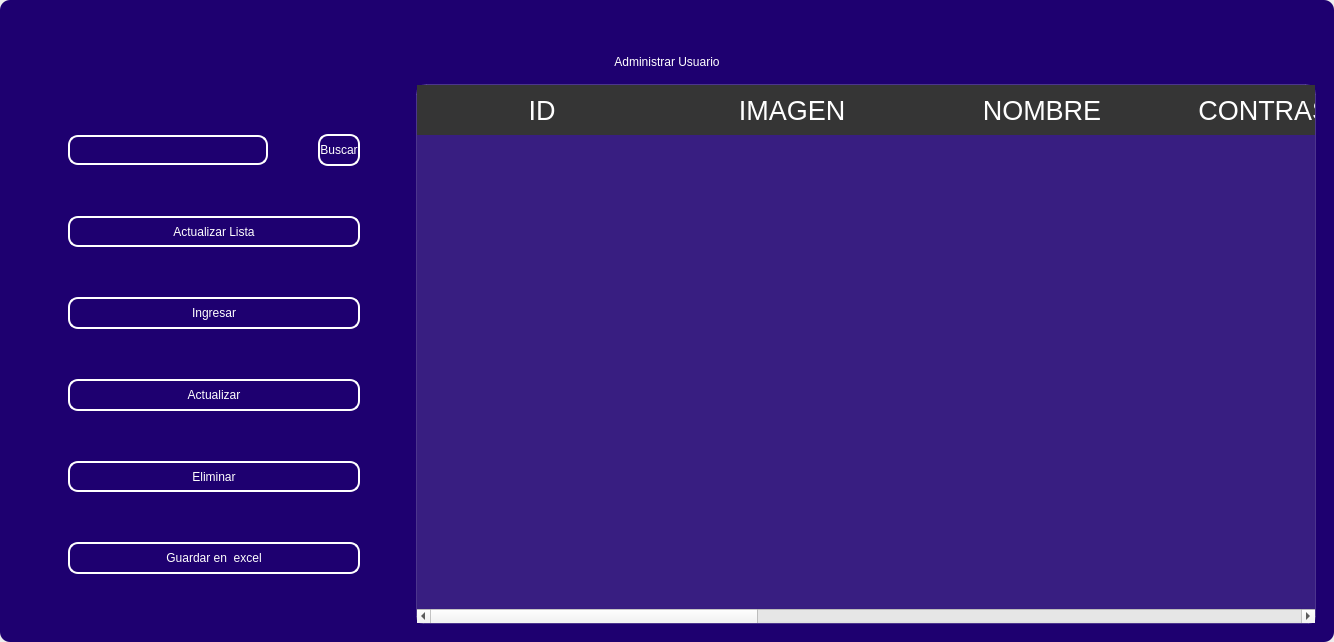
First picture: the form in design/standar/mainuser0.ui, repository codemiguel-dev/ERP-EmprendeSoft-Desktop, before the edit.
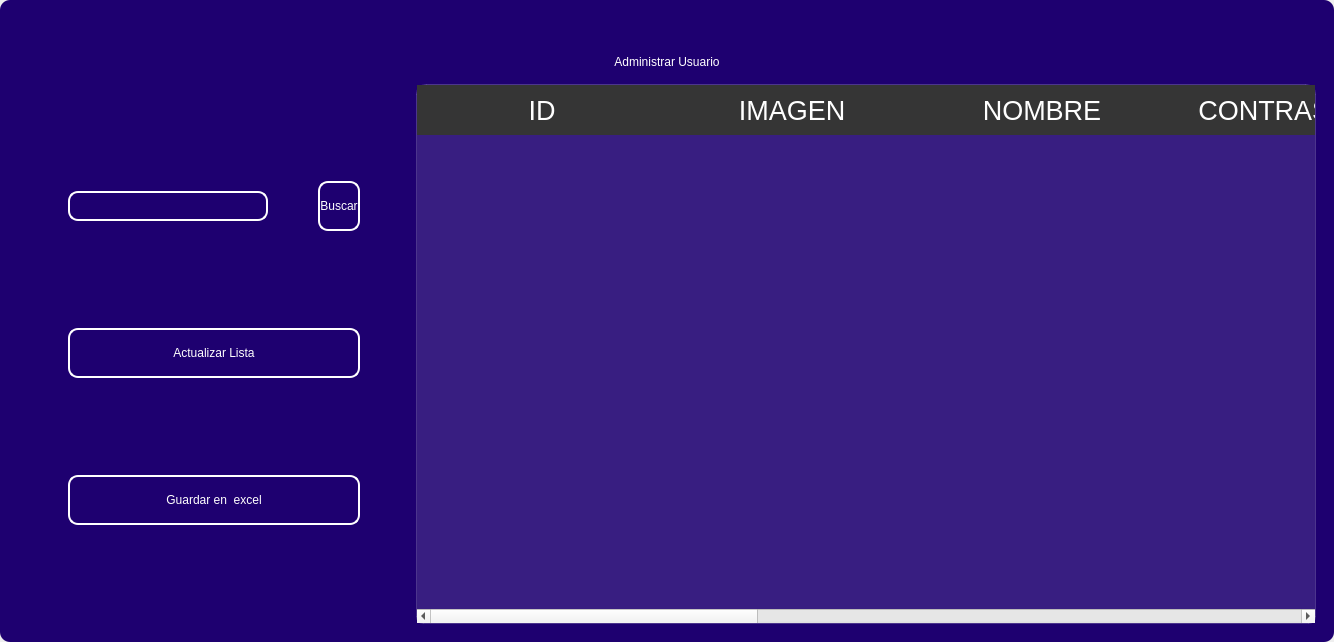
Second picture: the form after the edit. Icons and pictures are not drawn.

```diff
--- a/design/standar/mainuser0.ui
+++ b/design/standar/mainuser0.ui
@@ -516,120 +516,6 @@
               </property>
              </widget>
             </item>
-            <item>
-             <widget class="QPushButton" name="btn_add">
-              <property name="maximumSize">
-               <size>
-                <width>300</width>
-                <height>50</height>
-               </size>
-              </property>
-              <property name="cursor">
-               <cursorShape>PointingHandCursor</cursorShape>
-              </property>
-              <property name="styleSheet">
-               <string notr="true">QPushButton{
-border-radius:10px; 
-font: 12pt &quot;Arial&quot;;
-color: rgb(255, 255, 254);
-border: 2px solid #ffffff;
-}
-
-QPushButton:hover{
-border-radius:10px; 
-font: 12pt &quot;Arial&quot;;
-color: rgb(255, 255, 255);
-border: 2px solid rgb(120, 0, 171);
-	background-color: rgb(120, 0, 171);
-}</string>
-              </property>
-              <property name="text">
-               <string>Ingresar</string>
-              </property>
-              <property name="iconSize">
-               <size>
-                <width>35</width>
-                <height>35</height>
-               </size>
-              </property>
-             </widget>
-            </item>
-            <item>
-             <widget class="QPushButton" name="btn_update">
-              <property name="maximumSize">
-               <size>
-                <width>300</width>
-                <height>50</height>
-               </size>
-              </property>
-              <property name="cursor">
-               <cursorShape>PointingHandCursor</cursorShape>
-              </property>
-              <property name="styleSheet">
-               <string notr="true">QPushButton{
-border-radius:10px; 
-font: 12pt &quot;Arial&quot;;
-color: rgb(255, 255, 254);
-border: 2px solid #ffffff;
-}
-
-QPushButton:hover{
-border-radius:10px; 
-font: 12pt &quot;Arial&quot;;
-color: rgb(255, 255, 255);
-border: 2px solid rgb(120, 0, 171);
-	background-color: rgb(120, 0, 171);
-}</string>
-              </property>
-              <property name="text">
-               <string>Actualizar</string>
-              </property>
-              <property name="iconSize">
-               <size>
-                <width>35</width>
-                <height>35</height>
-               </size>
-              </property>
-             </widget>
-            </item>
-            <item>
-             <widget class="QPushButton" name="btn_delete">
-              <property name="maximumSize">
-               <size>
-                <width>300</width>
-                <height>50</height>
-               </size>
-              </property>
-              <property name="cursor">
-               <cursorShape>PointingHandCursor</cursorShape>
-              </property>
-              <property name="styleSheet">
-               <string notr="true">QPushButton{
-border-radius:10px; 
-font: 12pt &quot;Arial&quot;;
-color: rgb(255, 255, 254);
-border: 2px solid #ffffff;
-}
-
-QPushButton:hover{
-border-radius:10px; 
-font: 12pt &quot;Arial&quot;;
-color: rgb(255, 255, 255);
-border: 2px solid rgb(120, 0, 171);
-	background-color: rgb(120, 0, 171);
-}</string>
-              </property>
-              <property name="text">
-               <string>Eliminar</string>
-              </property>
-              <property name="iconSize">
-               <size>
-                <width>35</width>
-                <height>35</height>
-               </size>
-              </property>
-             </widget>
-            </item>
             <item>
              <widget class="QPushButton" name="btn_excel">
               <property name="minimumSize">
```
